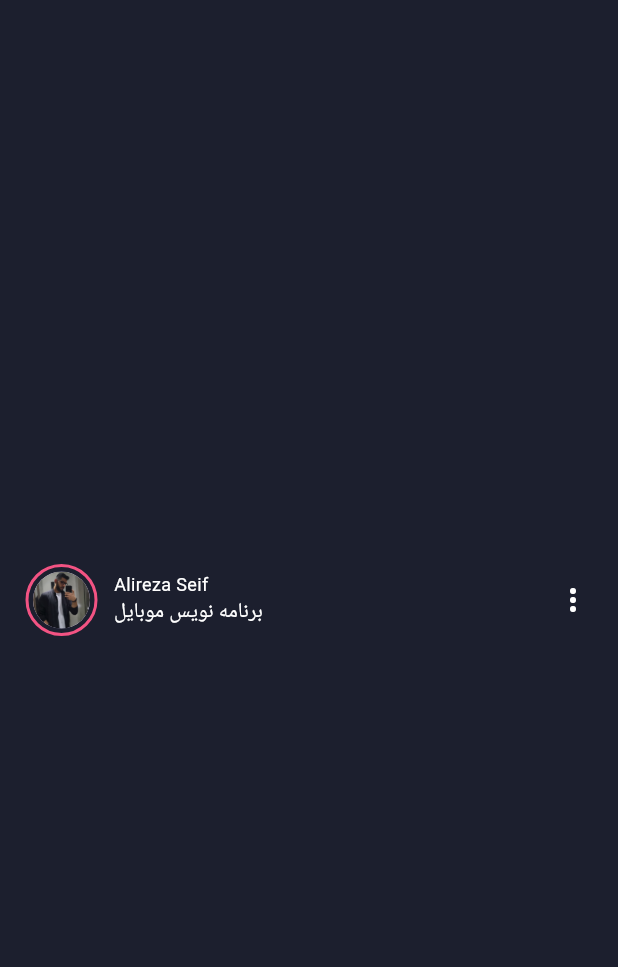
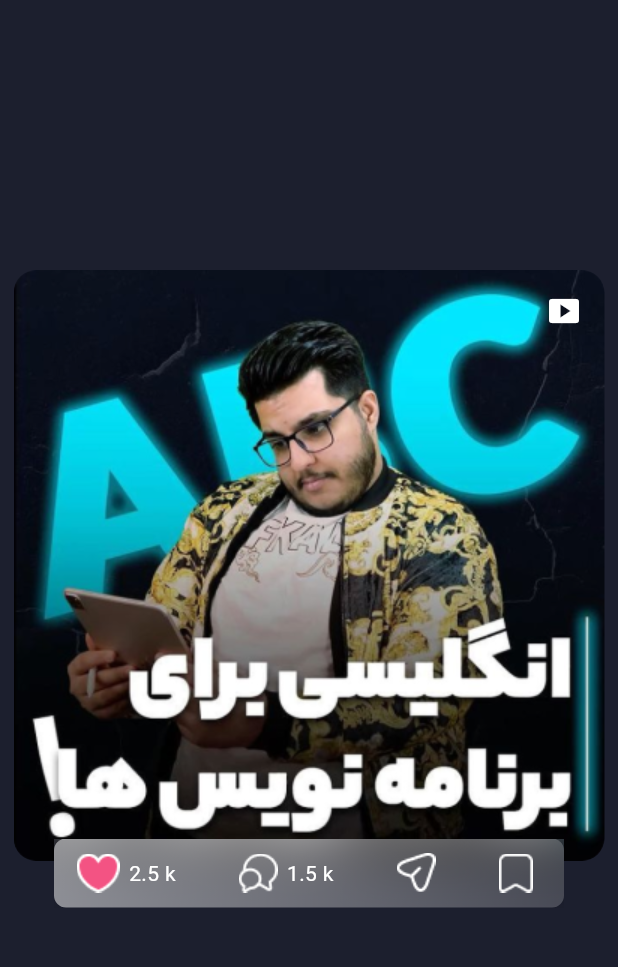
Before and after one commit to Alireza-Seif/Instagram-clone, a Flutter app: the screen it shows after launch, on a phone screen of 412 x 824 dp, the part 60-1027 px from its top. Run offline on Flutter 3.47's test engine with Material 3 defaults, Android fonts, the phone set to English and light mode, and no system bars; drawn by our look-alikes of dotted_border; Roboto replaces fonts that are missing (GB, SM).

Commit message:
feat: add post layout

```diff
--- a/lib/screens/home_screen.dart
+++ b/lib/screens/home_screen.dart
@@ -1,5 +1,9 @@
+import 'dart:ui';
+
+import 'package:flutter/cupertino.dart';
 import 'package:flutter/material.dart';
 import 'package:dotted_border/dotted_border.dart';
+import 'package:flutter/widgets.dart';
 
 class HomeScreen extends StatelessWidget {
   const HomeScreen({super.key});
@@ -26,7 +30,98 @@ class HomeScreen extends StatelessWidget {
       ),
       body: SafeArea(
         child: Center(
-            child: Padding(
+          child: Container(
+            height: 440,
+            width: 394,
+            child: Stack(
+              alignment: Alignment.bottomCenter,
+              children: [
+                Positioned(
+                  top: 0,
+                  child: ClipRRect(
+                    borderRadius: BorderRadius.circular(15),
+                    child: Image.asset(
+                      'assets/images/post_cover.png',
+                    ),
+                  ),
+                ),
+                const Positioned(
+                  top: 15,
+                  right: 15,
+                  child: Icon(
+                    Icons.smart_display,
+                    color: Colors.white,
+                  ),
+                ),
+                Positioned(
+                  bottom: 15,
+                  child: ClipRect(
+                    child: BackdropFilter(
+                      filter: ImageFilter.blur(sigmaX: 20.0, sigmaY: 20.0),
+                      child: Container(
+                        width: 340,
+                        height: 46,
+                        decoration: BoxDecoration(
+                          gradient: const LinearGradient(
+                            begin: Alignment.centerLeft,
+                            end: Alignment.centerRight,
+                            colors: [
+                              Color.fromRGBO(255, 255, 255, 0.5),
+                              Color.fromRGBO(255, 255, 255, 0.2),
+                            ],
+                          ),
+                          borderRadius: BorderRadius.circular(8),
+                        ),
+                        child: Row(
+                          children: [
+                            const SizedBox(width: 15),
+                            Row(
+                              children: [
+                                Image.asset('assets/images/icon_hart.png'),
+                                const SizedBox(width: 6),
+                                const Text(
+                                  '2.5 k',
+                                  style: TextStyle(
+                                      fontFamily: 'GB',
+                                      fontSize: 14,
+                                      color: Colors.white),
+                                )
+                              ],
+                            ),
+                            const SizedBox(width: 42),
+                            Row(
+                              children: [
+                                Image.asset('assets/images/icon_comments.png'),
+                                const SizedBox(width: 6),
+                                const Text(
+                                  '1.5 k',
+                                  style: TextStyle(
+                                      fontFamily: 'GB',
+                                      fontSize: 14,
+                                      color: Colors.white),
+                                ),
+                                const SizedBox(width: 42),
+                                Image.asset('assets/images/icon_share.png'),
+                                const SizedBox(width: 42),
+                                Image.asset('assets/images/icon_save.png'),
+                              ],
+                            )
+                          ],
+                        ),
+                      ),
+                    ),
+                  ),
+                )
+              ],
+            ),
+          ),
+        ),
+      ),
+    );
+  }
+
+  Padding _getHeaderPost() {
+    return Padding(
       padding: const EdgeInsets.symmetric(horizontal: 18),
       child: Row(
         children: [
@@ -52,8 +147,6 @@ class HomeScreen extends StatelessWidget {
           const Spacer(),
           const Icon(Icons.more_vert, color: Colors.white),
         ],
-          ),
-        )),
       ),
     );
   }
```
Also changed, not shown: assets/images/post.webp (added). Lines whose indentation alone changed are shown as unchanged.
